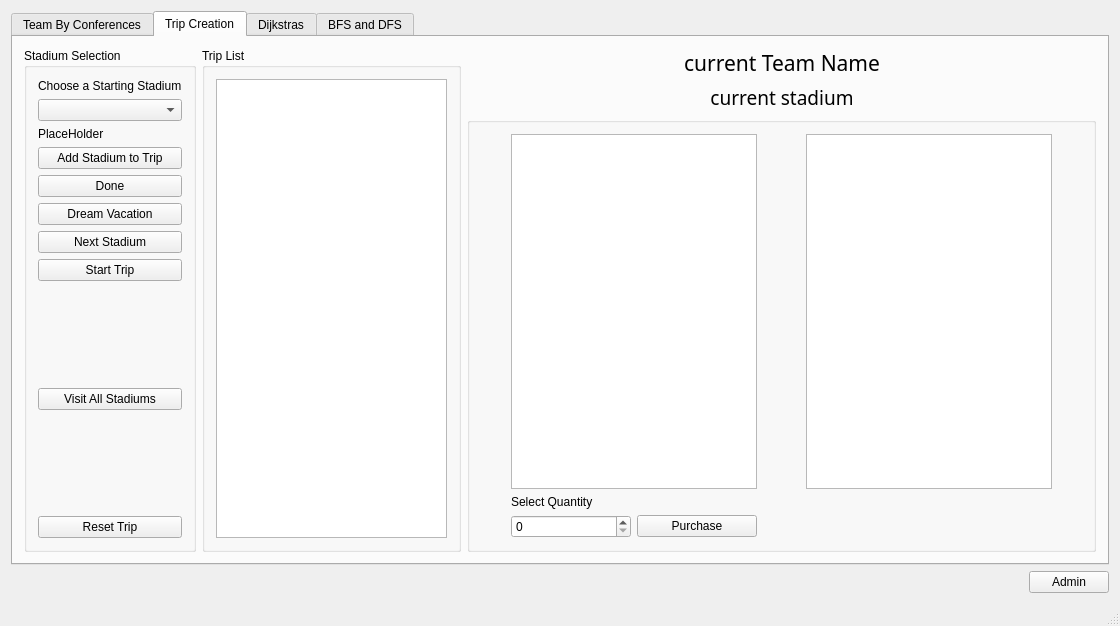
Above: mainwindow.ui from OneEcho/NFL-Football-Project before the change. Below: the same form after it.
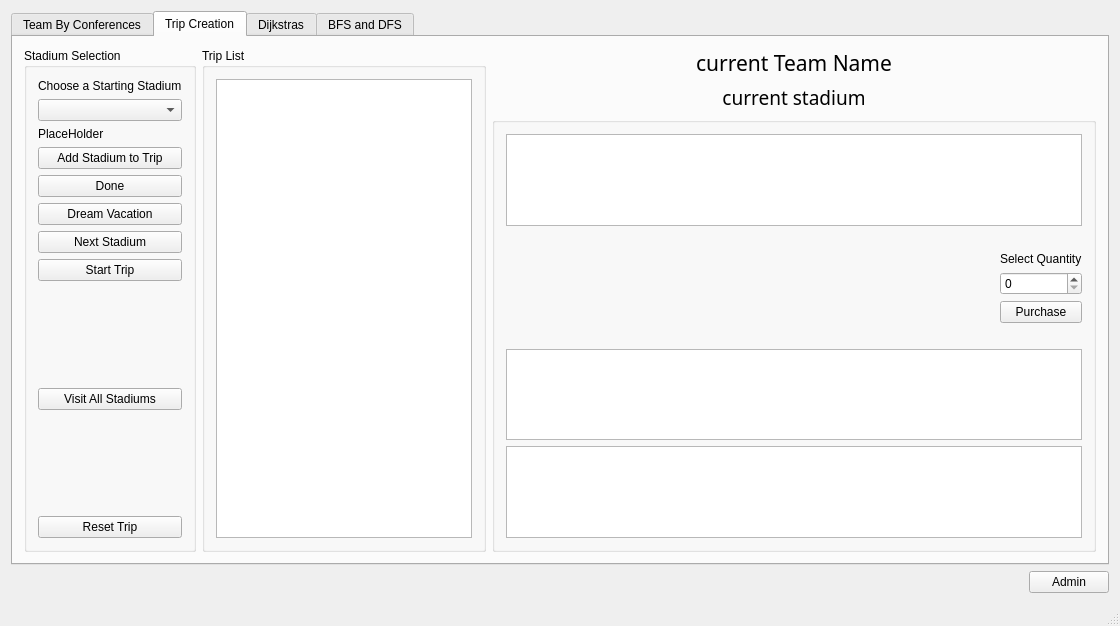
That is the form after the change.

Diff of the .ui file:
```diff
--- a/mainwindow.ui
+++ b/mainwindow.ui
@@ -371,17 +371,9 @@
            <string/>
           </property>
           <layout class="QGridLayout" name="gridLayout_9">
-           <item row="0" column="1">
-            <widget class="QTableView" name="souvenirTable"/>
-           </item>
-           <item row="1" column="1">
-            <widget class="QLabel" name="quantityLabel">
-             <property name="text">
-              <string>Select Quantity</string>
-             </property>
-            </widget>
-           </item>
-           <item row="0" column="2">
+           <item row="1" column="0">
+            <layout class="QHBoxLayout" name="horizontalLayout_4">
+             <item>
             <spacer name="horizontalSpacer_9">
              <property name="orientation">
               <enum>Qt::Horizontal</enum>
@@ -394,12 +386,36 @@
              </property>
             </spacer>
            </item>
-           <item row="0" column="4">
+            </layout>
+           </item>
+           <item row="6" column="0">
             <widget class="QTableWidget" name="cartTable"/>
            </item>
-           <item row="2" column="1">
+           <item row="3" column="0">
             <layout class="QHBoxLayout" name="horizontalLayout_3">
              <item>
+              <spacer name="horizontalSpacer_10">
+               <property name="orientation">
+                <enum>Qt::Horizontal</enum>
+               </property>
+               <property name="sizeHint" stdset="0">
+                <size>
+                 <width>40</width>
+                 <height>20</height>
+                </size>
+               </property>
+              </spacer>
+             </item>
+             <item>
+              <layout class="QVBoxLayout" name="verticalLayout">
+               <item>
+                <widget class="QLabel" name="quantityLabel">
+                 <property name="text">
+                  <string>Select Quantity</string>
+                 </property>
+                </widget>
+               </item>
+               <item>
               <widget class="QSpinBox" name="spinBox"/>
              </item>
              <item>
@@ -411,41 +427,20 @@
              </item>
             </layout>
            </item>
-           <item row="0" column="5">
-            <spacer name="horizontalSpacer_10">
-             <property name="orientation">
-              <enum>Qt::Horizontal</enum>
-             </property>
-             <property name="sizeHint" stdset="0">
-              <size>
-               <width>40</width>
-               <height>20</height>
-              </size>
-             </property>
-            </spacer>
+            </layout>
            </item>
-           <item row="0" column="3">
-            <widget class="QLabel" name="totalPriceLabel">
+           <item row="4" column="0">
+            <widget class="QLabel" name="label_6">
              <property name="text">
               <string/>
              </property>
-             <property name="alignment">
-              <set>Qt::AlignLeading|Qt::AlignLeft|Qt::AlignTop</set>
-             </property>
             </widget>
            </item>
            <item row="0" column="0">
-            <spacer name="horizontalSpacer_11">
-             <property name="orientation">
-              <enum>Qt::Horizontal</enum>
-             </property>
-             <property name="sizeHint" stdset="0">
-              <size>
-               <width>40</width>
-               <height>20</height>
-              </size>
-             </property>
-            </spacer>
+            <widget class="QTableView" name="souvenirTable"/>
+           </item>
+           <item row="5" column="0">
+            <widget class="QTableWidget" name="totalSpentWidget"/>
            </item>
           </layout>
          </widget>
```
Left out of the diff: 2 changed lines with no effect on the pictures. Lines whose indentation alone changed are shown as unchanged.
